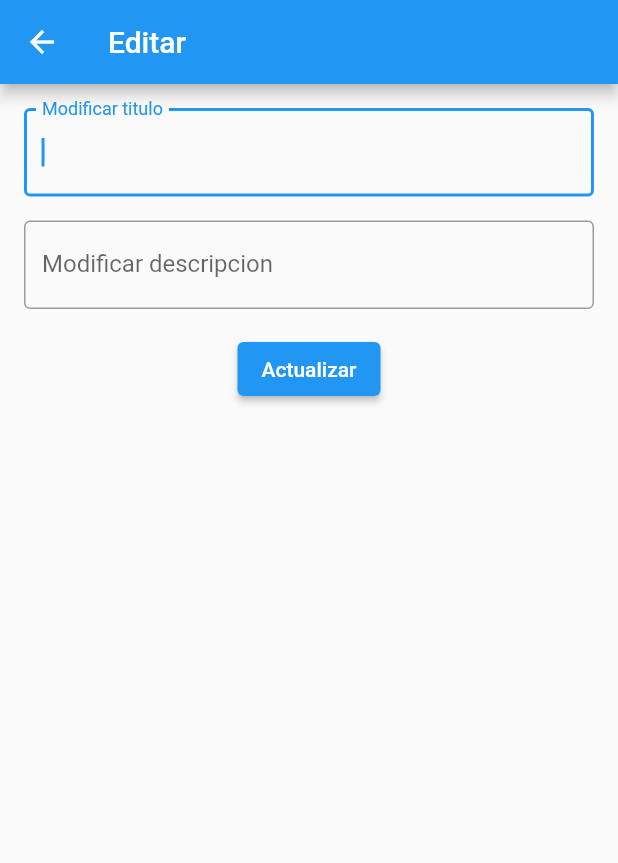
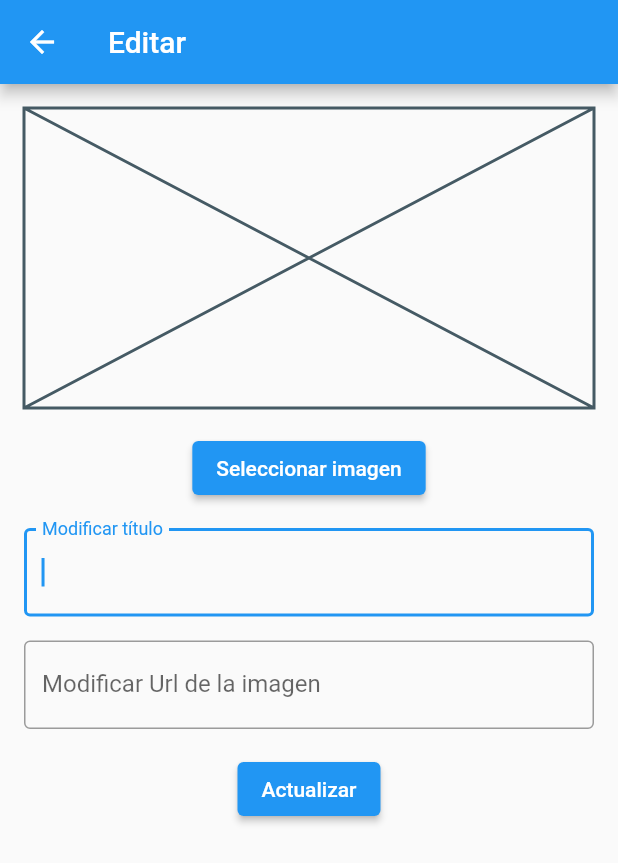
Before and after one commit to IDGS-1003-19002318/listas_shared_preferences, a Flutter app: the EditScreen screen opened directly with empty values, on a phone screen of 412 x 824 dp. Shown: the top 863 px of the screen. Run offline on Flutter 3.47's test engine with Material 2 defaults, Android fonts, the phone set to English and light mode, and no system bars; our stand-ins replace shared_preferences; accounts and stored records are empty.

Commit message:
Con imagen y assets

```diff
--- a/lib/pages/detail.dart
+++ b/lib/pages/detail.dart
@@ -13,6 +13,7 @@ class EditScreen extends StatefulWidget {
 class _EditScreenState extends State<EditScreen> {
   late TextEditingController _tituloEditingController;
   late TextEditingController _descripcionEditingController;
+  String imageUrl = '';
 
   @override
   void initState() {
@@ -36,6 +37,14 @@ class _EditScreenState extends State<EditScreen> {
     Navigator.pop(context, values.toString());
   }
 
+  void _selectImage() {
+    // Aquí puedes abrir un cuadro de diálogo o utilizar cualquier otro método para seleccionar una imagen
+    // En este ejemplo, simplemente estableceremos una URL de imagen de muestra
+    setState(() {
+      imageUrl = _descripcionEditingController.text;
+    });
+  }
+
   @override
   Widget build(BuildContext context) {
     return Scaffold(
@@ -46,12 +55,28 @@ class _EditScreenState extends State<EditScreen> {
         padding: const EdgeInsets.all(16.0),
         child: Column(
           children: [
+            // Mostrar la imagen seleccionada o una imagen de marcador de posición si no se ha seleccionado ninguna
+            if (imageUrl.isNotEmpty)
+              Image.asset(
+                imageUrl,
+                height: 200,
+              )
+            else
+              Placeholder(
+                fallbackHeight: 200,
+              ),
+            const SizedBox(height: 16.0),
+            ElevatedButton(
+              onPressed: _selectImage,
+              child: const Text('Seleccionar imagen'),
+            ),
+            const SizedBox(height: 16.0),
             TextField(
               autofocus: true,
               controller: _tituloEditingController,
               decoration: const InputDecoration(
                 border: OutlineInputBorder(),
-                labelText: 'Modificar titulo',
+                labelText: 'Modificar título',
               ),
             ),
             const SizedBox(height: 16.0),
@@ -60,7 +85,7 @@ class _EditScreenState extends State<EditScreen> {
               controller: _descripcionEditingController,
               decoration: const InputDecoration(
                 border: OutlineInputBorder(),
-                labelText: 'Modificar descripcion',
+                labelText: 'Modificar Url de la imagen',
               ),
             ),
             const SizedBox(height: 16.0),
--- a/lib/pages/home.dart
+++ b/lib/pages/home.dart
@@ -194,7 +194,7 @@ class _MyHomePageState extends State<MyHomePage> {
                   // },
                   decoration: const InputDecoration(
                     border: OutlineInputBorder(),
-                    labelText: 'Agregar Subtitulo',
+                    labelText: 'Agregar url de la imagen',
                   ),
                 ),
               ),
--- a/pubspec.yaml
+++ b/pubspec.yaml
@@ -18,3 +18,6 @@ dev_dependencies:
 
 flutter:
   uses-material-design: true
+  assets:
+    - assets/
+    - assets/img/
```
Also changed, not shown: assets/img/chill.jpeg (added).
